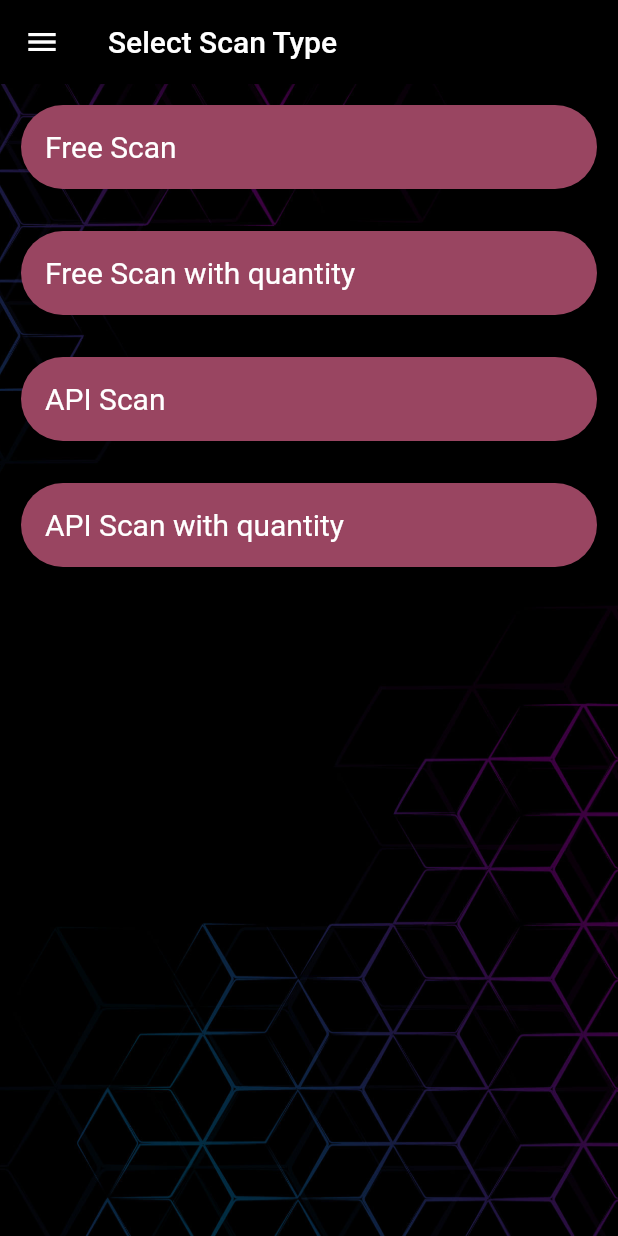
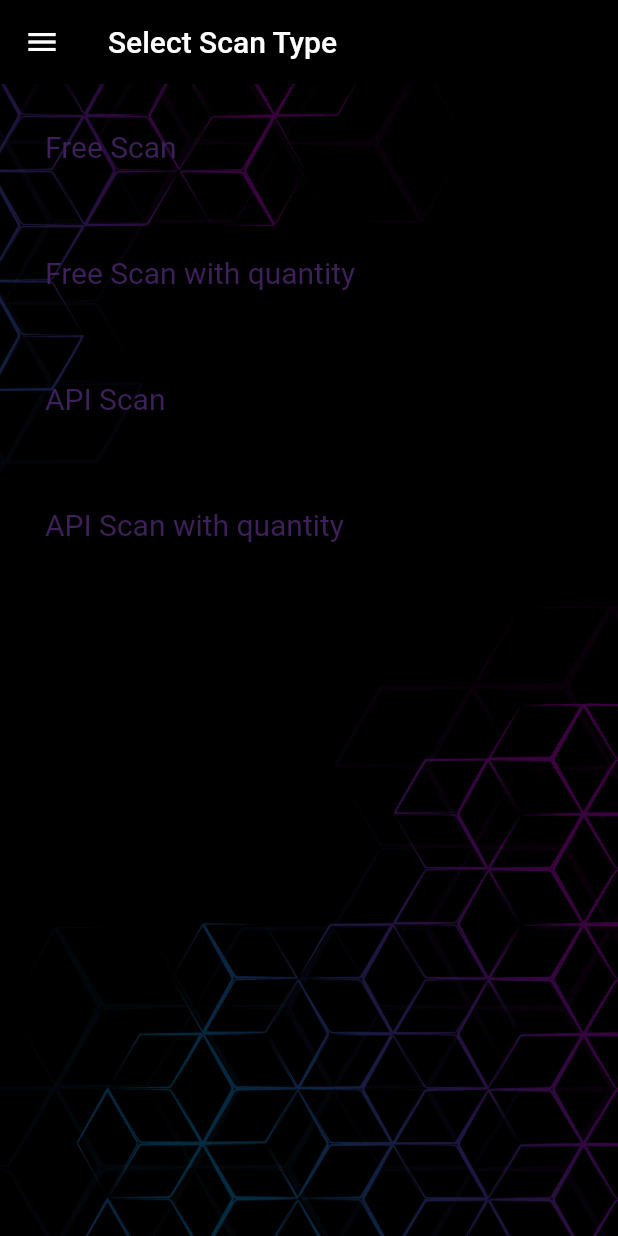
Before and after one commit to vegaKannur12/vstocknew, a Flutter app: the ScanType screen opened directly, on a phone screen of 412 x 824 dp. Run offline on Flutter 3.47's test engine with Material 2 defaults, Android fonts, the phone set to English and light mode, and no system bars; our stand-ins replace device_info_plus, shared_preferences, sqflite; accounts and stored records are empty.

Commit message:
13 aug mng commit

```diff
--- a/lib/components/commonColor.dart
+++ b/lib/components/commonColor.dart
@@ -1,12 +1,10 @@
 import 'package:flutter/material.dart';
 
-class ColorThemeComponent{
-  static final regButtonColor=Color.fromARGB(255, 153, 69, 97);
-  static final tappedtileColor=Colors.white;
-
-  static final textFrmtext=Colors.white70;
-  static final color3=Colors.white;
-  static final color4=Colors.black;
-
-
+class ColorThemeComponent {
+  static final regButtonColor = Color.fromARGB(255, 153, 69, 97);
+  static final tappedtileColor = Colors.white;
+  static final tileTextColor = Color.fromARGB(255, 62, 32, 90);
+  static final textFrmtext = Colors.white70;
+  static final color3 = Colors.white;
+  static final color4 = Colors.black;
 }
--- a/lib/screen/scan_type.dart
+++ b/lib/screen/scan_type.dart
@@ -48,9 +48,9 @@ class _ScanTypeState extends State<ScanType> {
                   child: ListTile(
                     shape: RoundedRectangleBorder(
                         borderRadius: BorderRadius.circular(30)),
-                    tileColor: tappedIndex == index
-                        ? ColorThemeComponent.tappedtileColor
-                        :  ColorThemeComponent.regButtonColor,
+                    // tileColor: tappedIndex == index
+                    //     ? ColorThemeComponent.tappedtileColor
+                    //     :  ColorThemeComponent.regButtonColor,
                     onTap: () async {
                       setState(() {
                         tappedIndex = index;
@@ -69,9 +69,11 @@ class _ScanTypeState extends State<ScanType> {
                       style: TextStyle(
                           // fontFamily: "fantasy",
                           fontSize: 20,
-                          color: tappedIndex == index
-                              ? Colors.black
-                              : Colors.white),
+                          color: ColorThemeComponent.tileTextColor ,
+                          // color: tappedIndex == index
+                          //     ? Colors.black
+                          //     : Colors.white
+                    ),
                     ),
                   ),
                 ),
```
